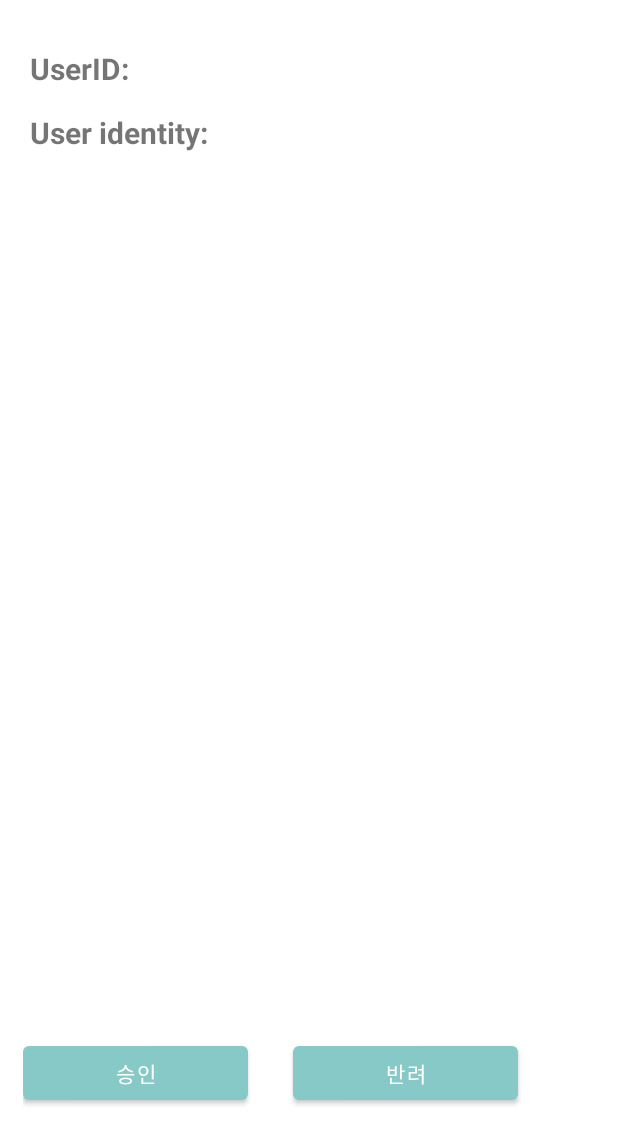
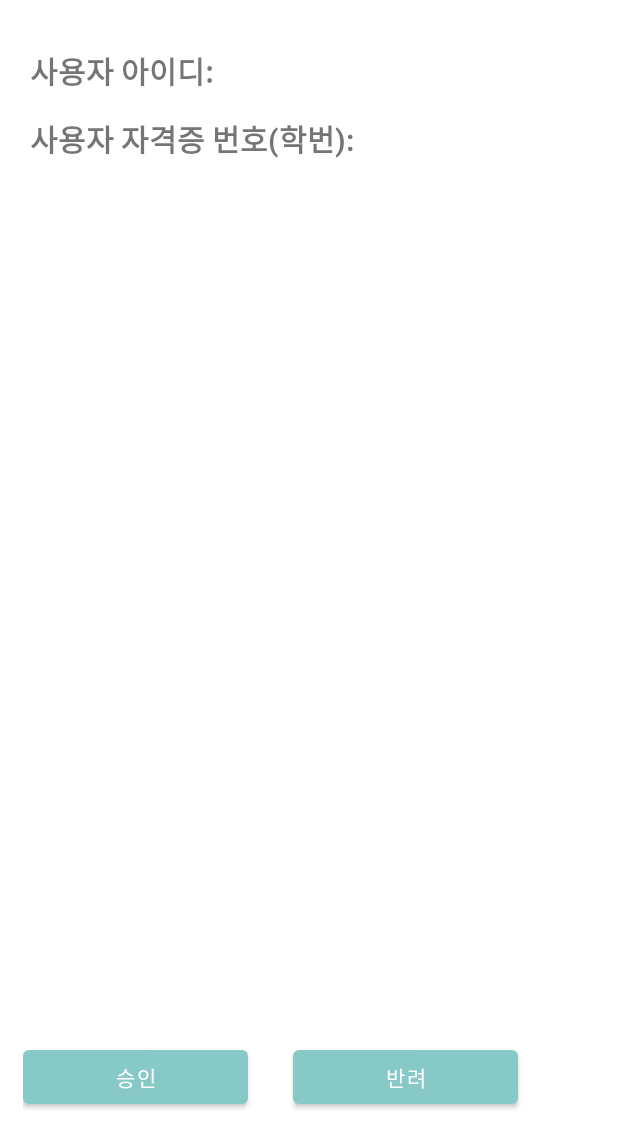
Before and after one commit to M-N-Project/Medi-Nion-Manage, an Android app: the MainDetail screen opened directly, with no data from a screen before it, on a phone screen of 412 x 824 dp. Shown: the top 1148 px of the screen. Run offline under Robolectric (Android 15) with nearby library versions, the phone set to English and light mode, and no system bars; our stand-ins replace Volley.

Commit message:
xml 살짝 수정함

```diff
--- a/app/src/main/res/layout/activity_main_detail.xml
+++ b/app/src/main/res/layout/activity_main_detail.xml
@@ -39,7 +39,7 @@
                     android:id="@+id/id"
                     android:layout_width="wrap_content"
                     android:layout_height="wrap_content"
-                    android:text="UserID: "
+                    android:text="사용자 아이디: "
                     android:textSize="20dp"
                     android:textStyle="bold" />
 
@@ -62,7 +62,7 @@
                 android:layout_width="wrap_content"
                 android:layout_height="wrap_content"
                 android:layout_marginTop="15dp"
-                android:text="User identity: "
+                android:text="사용자 자격증 번호(학번): "
                 android:textSize="20dp"
                 android:textStyle="bold" />
 
```
